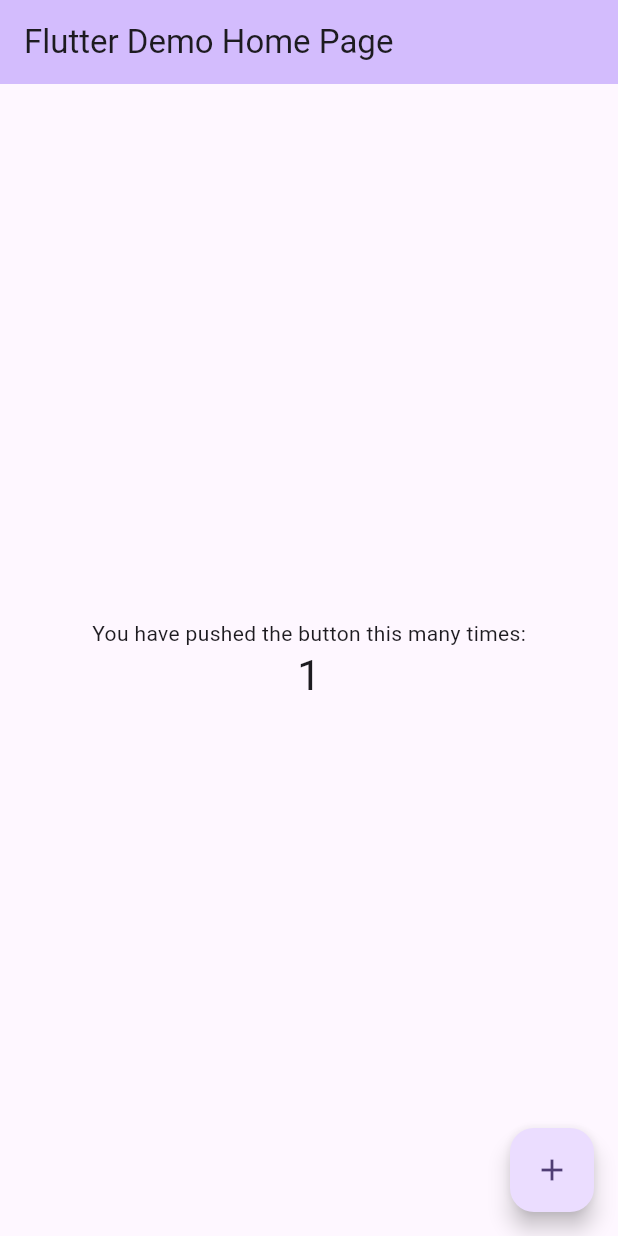
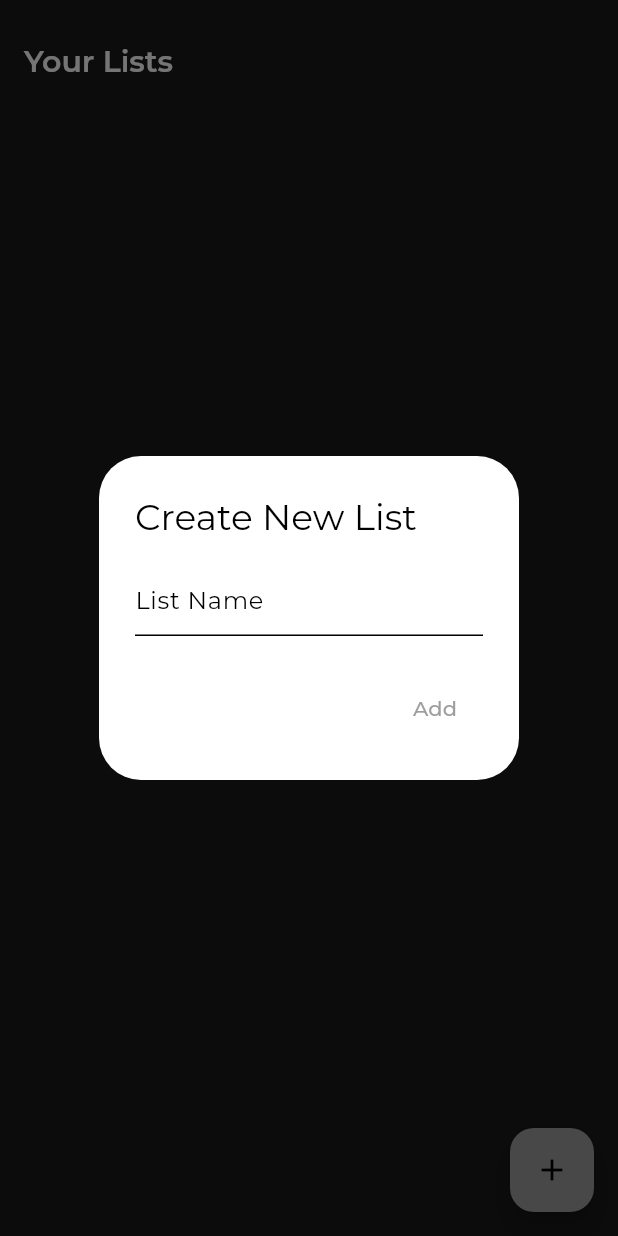
Before and after one commit to samselisaac/JJBIC, a Flutter app: the screen it shows after launch, after a tap on the "add" icon, on a phone screen of 412 x 824 dp. Run offline on Flutter 3.47's test engine with Material 3 defaults, Android fonts, the phone set to English and light mode, and no system bars; our stand-ins replace google_fonts.

Commit message:
updated user interface with some functionality, allows the user to create list and items as well as change the quantity for each item with + and -

```diff
--- /dev/null
+++ b/devtools_options.yaml
@@ -0,0 +1,3 @@
+description: This file stores settings for Dart & Flutter DevTools.
+documentation: https://docs.flutter.dev/tools/devtools/extensions#configure-extension-enablement-states
+extensions:
--- a/lib/main.dart
+++ b/lib/main.dart
@@ -1,122 +1,228 @@
 import 'package:flutter/material.dart';
+import 'package:google_fonts/google_fonts.dart';
 
 void main() {
-  runApp(const MyApp());
+  runApp(InventoryApp());
 }
 
-class MyApp extends StatelessWidget {
-  const MyApp({super.key});
+class InventoryApp extends StatelessWidget {
+  const InventoryApp({super.key});
 
-  // This widget is the root of your application.
+
+
   @override
   Widget build(BuildContext context) {
     return MaterialApp(
-      title: 'Flutter Demo',
+      debugShowCheckedModeBanner: false,
+      title: 'Inventory App',
       theme: ThemeData(
-        // This is the theme of your application.
-        //
-        // TRY THIS: Try running your application with "flutter run". You'll see
-        // the application has a purple toolbar. Then, without quitting the app,
-        // try changing the seedColor in the colorScheme below to Colors.green
-        // and then invoke "hot reload" (save your changes or press the "hot
-        // reload" button in a Flutter-supported IDE, or press "r" if you used
-        // the command line to start the app).
-        //
-        // Notice that the counter didn't reset back to zero; the application
-        // state is not lost during the reload. To reset the state, use hot
-        // restart instead.
-        //
-        // This works for code too, not just values: Most code changes can be
-        // tested with just a hot reload.
-        colorScheme: ColorScheme.fromSeed(seedColor: Colors.deepPurple),
+
+        scaffoldBackgroundColor: const Color.fromARGB(255, 26, 26, 26),
+        colorScheme: ColorScheme.fromSwatch(
+          primarySwatch: Colors.grey,
+        ).copyWith(
+          secondary: Colors.white,
+        ),
+        visualDensity: VisualDensity.adaptivePlatformDensity,
       ),
-      home: const MyHomePage(title: 'Flutter Demo Home Page'),
+      home: ListScreen(),
     );
   }
 }
 
-class MyHomePage extends StatefulWidget {
-  const MyHomePage({super.key, required this.title});
-
-  // This widget is the home page of your application. It is stateful, meaning
-  // that it has a State object (defined below) that contains fields that affect
-  // how it looks.
-
-  // This class is the configuration for the state. It holds the values (in this
-  // case the title) provided by the parent (in this case the App widget) and
-  // used by the build method of the State. Fields in a Widget subclass are
-  // always marked "final".
-
-  final String title;
+class ListScreen extends StatefulWidget {
+  const ListScreen({super.key});
 
   @override
-  State<MyHomePage> createState() => _MyHomePageState();
+  _ListScreenState createState() => _ListScreenState();
 }
 
-class _MyHomePageState extends State<MyHomePage> {
-  int _counter = 0;
+class _ListScreenState extends State<ListScreen> {
+  List<String> lists = [];
 
-  void _incrementCounter() {
-    setState(() {
-      // This call to setState tells the Flutter framework that something has
-      // changed in this State, which causes it to rerun the build method below
-      // so that the display can reflect the updated values. If we changed
-      // _counter without calling setState(), then the build method would not be
-      // called again, and so nothing would appear to happen.
-      _counter++;
-    });
+  void _createNewList() {
+    TextEditingController controller = TextEditingController();
+    showDialog(
+      context: context,
+      builder: (context) => AlertDialog(
+        title: Text(
+          'Create New List',
+          style: GoogleFonts.montserrat(),
+        ),
+        content: TextField(controller: controller, decoration: InputDecoration(hintText: 'List Name'), style: GoogleFonts.montserrat()),
+
+        actions: [
+          TextButton(
+            onPressed: () {
+              if (controller.text.isNotEmpty) {
+                setState(() => lists.add(controller.text));
+                Navigator.pop(context);
+              }
+            },
+            child: Text('Add', style: GoogleFonts.montserrat()),
+          ),
+        ],
+      ),
+    );
   }
 
   @override
   Widget build(BuildContext context) {
-    // This method is rerun every time setState is called, for instance as done
-    // by the _incrementCounter method above.
-    //
-    // The Flutter framework has been optimized to make rerunning build methods
-    // fast, so that you can just rebuild anything that needs updating rather
-    // than having to individually change instances of widgets.
     return Scaffold(
-      appBar: AppBar(
-        // TRY THIS: Try changing the color here to a specific color (to
-        // Colors.amber, perhaps?) and trigger a hot reload to see the AppBar
-        // change color while the other colors stay the same.
-        backgroundColor: Theme.of(context).colorScheme.inversePrimary,
-        // Here we take the value from the MyHomePage object that was created by
-        // the App.build method, and use it to set our appbar title.
-        title: Text(widget.title),
+
+      appBar: PreferredSize(
+        preferredSize: Size.fromHeight(60),
+
+        child: AppBar(
+          title: Text(
+            '\nYour Lists',
+            style: GoogleFonts.montserrat(
+              textStyle: TextStyle(
+                color: Colors.white,
+                fontSize: 20,
+                fontWeight: FontWeight.w600,
+              ),
+            ),
+          ),
+          backgroundColor: const Color.fromARGB(255, 26, 26, 26)
+        ),
       ),
-      body: Center(
-        // Center is a layout widget. It takes a single child and positions it
-        // in the middle of the parent.
-        child: Column(
-          // Column is also a layout widget. It takes a list of children and
-          // arranges them vertically. By default, it sizes itself to fit its
-          // children horizontally, and tries to be as tall as its parent.
-          //
-          // Column has various properties to control how it sizes itself and
-          // how it positions its children. Here we use mainAxisAlignment to
-          // center the children vertically; the main axis here is the vertical
-          // axis because Columns are vertical (the cross axis would be
-          // horizontal).
-          //
-          // TRY THIS: Invoke "debug painting" (choose the "Toggle Debug Paint"
-          // action in the IDE, or press "p" in the console), to see the
-          // wireframe for each widget.
-          mainAxisAlignment: MainAxisAlignment.center,
-          children: <Widget>[
-            const Text('You have pushed the button this many times:'),
-            Text(
-              '$_counter',
-              style: Theme.of(context).textTheme.headlineMedium,
+
+      body: ListView.builder(
+        itemCount: lists.length,
+        itemBuilder: (context, index) => Card(
+          color: Colors.blueGrey,
+          margin: EdgeInsets.all(8),
+          child: ListTile(
+            title: Text(
+              lists[index],
+              style: GoogleFonts.montserrat(
+                textStyle: TextStyle(
+                  color: Colors.white,
+                  fontSize: 18,
+                ),
+              ),
             ),
-          ],
+
+            onTap: () => Navigator.push(
+              context,
+              MaterialPageRoute(
+                builder: (context) => ItemScreen(listName: lists[index]),
+              ),
+            ),
+          )
         ),
       ),
       floatingActionButton: FloatingActionButton(
-        onPressed: _incrementCounter,
-        tooltip: 'Increment',
-        child: const Icon(Icons.add),
-      ), // This trailing comma makes auto-formatting nicer for build methods.
+        onPressed: _createNewList,
+        child: Icon(Icons.add),
+      ),
     );
   }
 }
+
+class ItemScreen extends StatefulWidget {
+  final String listName;
+  const ItemScreen({super.key, required this.listName});
+
+  @override
+  _ItemScreenState createState() => _ItemScreenState();
+}
+
+class _ItemScreenState extends State<ItemScreen> {
+  List<Map<String, dynamic>> items = [];
+
+  void _addItem() {
+    TextEditingController itemController = TextEditingController();
+    TextEditingController quantityController = TextEditingController();
+    showDialog(
+      context: context,
+      builder: (context) => AlertDialog(
+        title: Text('Add Item', style: GoogleFonts.montserrat()),
+        content: Column(
+          mainAxisSize: MainAxisSize.min,
+          children: [
+            TextField(controller: itemController, decoration: InputDecoration(hintText: 'Item Name'), style: GoogleFonts.montserrat()),
+            TextField(controller: quantityController, decoration: InputDecoration(hintText: 'Quantity'), style: GoogleFonts.montserrat(), keyboardType: TextInputType.number),
+          ],
+        ),
+        actions: [
+          TextButton(
+            onPressed: () {
+              if (itemController.text.isNotEmpty && quantityController.text.isNotEmpty) {
+                setState(() => items.add({'name': itemController.text, 'quantity': int.parse(quantityController.text)}));
+                Navigator.pop(context);
+              }
+            },
+            child: Text('Add', style: GoogleFonts.montserrat()),
+          ),
+        ],
+      ),
+    );
+  }
+
+  void _updateQuantity(int index, int change) {
+    setState(() => items[index]['quantity'] = (items[index]['quantity'] + change).clamp(0, 999));
+  }
+
+  @override
+  Widget build(BuildContext context) {
+    return Scaffold(
+      appBar: AppBar(
+        title: Text(
+          widget.listName,
+            style: GoogleFonts.montserrat(
+              textStyle: TextStyle(
+                color: Colors.white,
+                fontSize: 20,
+                fontWeight: FontWeight.w600,
+              ),
+            ),
+          ),
+          backgroundColor: const Color.fromARGB(255, 26, 26, 26),
+          leading: IconButton(
+            icon: Icon(Icons.arrow_back, color: Colors.white),
+            onPressed: () => Navigator.pop(context),
+          ),
+      ),
+
+      body: ListView.builder(
+        itemCount: items.length,
+        itemBuilder: (context, index) => Card(
+          color: Colors.blueGrey,
+          margin: EdgeInsets.all(8),
+          child: ListTile(
+            title: Text(
+              items[index]['name'],
+              style: GoogleFonts.montserrat(
+                textStyle: TextStyle(
+                  color: Colors.white,
+                ),
+              ),
+            ),
+
+            subtitle: Text(
+              'Quantity: ${items[index]['quantity']}',
+              style: GoogleFonts.montserrat(
+                textStyle: TextStyle(
+                  color: Colors.white,
+                ),
+              ),
+            ),
+            trailing: Row(
+              mainAxisSize: MainAxisSize.min,
+              children: [
+                IconButton(icon: Icon(Icons.remove, color: Colors.white), onPressed: () => _updateQuantity(index, -1)),
+                IconButton(icon: Icon(Icons.add, color: Colors.white), onPressed: () => _updateQuantity(index, 1)),
+              ],
+            ),
+          ),
+        ),
+      ),
+      floatingActionButton: FloatingActionButton(
+        onPressed: _addItem,
+        child: Icon(Icons.add),
+      ),
+    );
+  }
+}
--- a/pubspec.yaml
+++ b/pubspec.yaml
@@ -30,6 +30,9 @@ environment:
 dependencies:
   flutter:
     sdk: flutter
+
+  shared_preferences: ^2.5.2
+  google_fonts: ^6.2.1
 
   # The following adds the Cupertino Icons font to your application.
   # Use with the CupertinoIcons class for iOS style icons.
```
Also changed, not shown: pubspec.lock, 1 other file.
